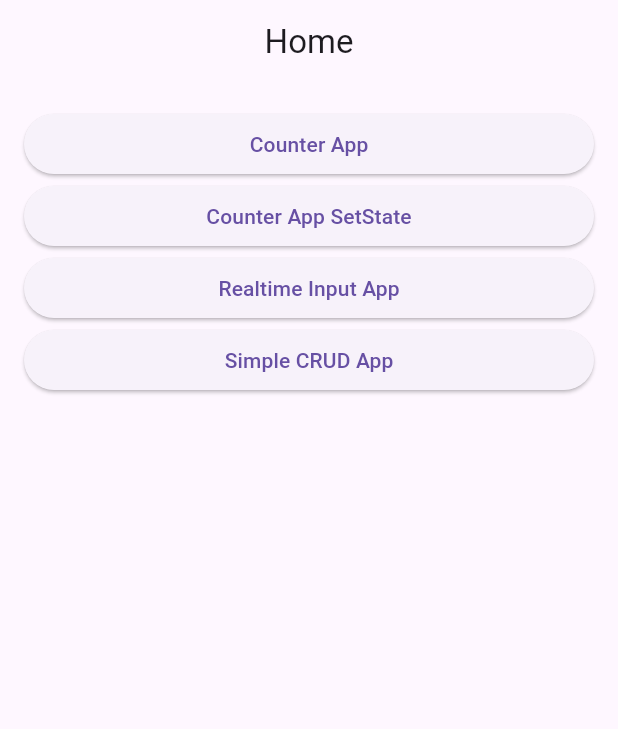
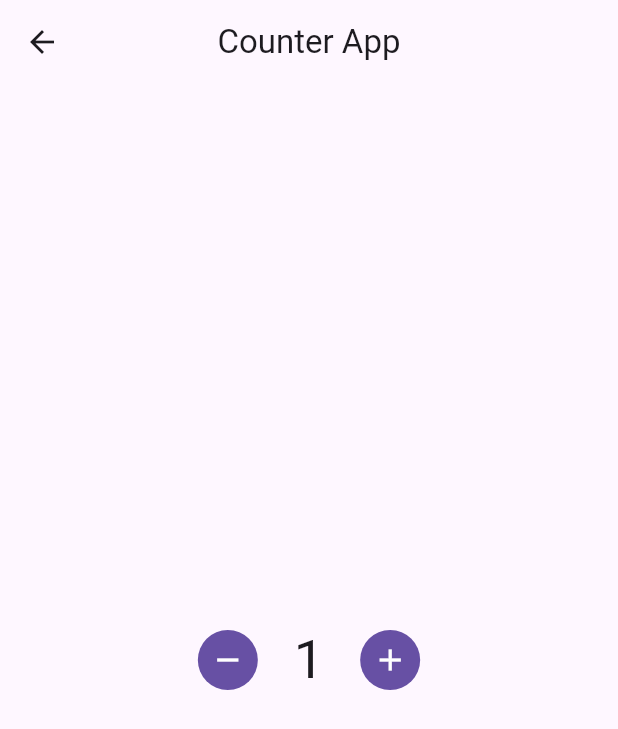
Before and after one commit to khoerodin/flutter_getx, a Flutter app: the screen it shows after launch, after a tap on "Counter App", on a phone screen of 412 x 824 dp. Shown: the top 729 px of the screen. Run offline on Flutter 3.47's test engine with Material 2 defaults, Android fonts, the phone set to English and light mode, and no system bars; our stand-ins replace get; missing offline and left inert: d_method.

Commit message:
Counter App

```diff
--- /dev/null
+++ b/lib/counter_app.dart
@@ -0,0 +1,53 @@
+import 'package:d_method/d_method.dart';
+import 'package:flutter/material.dart';
+import 'package:get/state_manager.dart';
+
+class CounterApp extends StatelessWidget {
+  const CounterApp({super.key});
+
+  @override
+  Widget build(BuildContext context) {
+    print('Halo');
+    final counter = 1.obs;
+
+    return Scaffold(
+      appBar: AppBar(
+        title: const Text('Counter App'),
+        centerTitle: true,
+      ),
+      body: Center(
+        child: Row(
+          mainAxisAlignment: MainAxisAlignment.center,
+          children: [
+            IconButton.filled(
+              onPressed: () {
+                counter.value -= 1;
+                print(counter);
+              },
+              icon: const Icon(
+                Icons.remove,
+              ),
+            ),
+            const SizedBox(width: 20),
+            Obx(() {
+              return Text(
+                '${counter.value}',
+                style: Theme.of(context).textTheme.displaySmall,
+              );
+            }),
+            const SizedBox(width: 20),
+            IconButton.filled(
+              onPressed: () {
+                counter.value += 1;
+                print(counter);
+              },
+              icon: const Icon(
+                Icons.add,
+              ),
+            ),
+          ],
+        ),
+      ),
+    );
+  }
+}
--- a/lib/home_page.dart
+++ b/lib/home_page.dart
@@ -1,4 +1,5 @@
 import 'package:flutter/material.dart';
+import 'package:flutter_getx/counter_app.dart';
 
 class HomePage extends StatelessWidget {
   const HomePage({super.key});
@@ -14,7 +15,14 @@ class HomePage extends StatelessWidget {
         padding: const EdgeInsets.all(16),
         children: [
           ElevatedButton(
-            onPressed: () {},
+            onPressed: () {
+              Navigator.push(
+                context,
+                MaterialPageRoute(
+                  builder: (context) => const CounterApp(),
+                ),
+              );
+            },
             child: const Text('Counter App'),
           ),
           ElevatedButton(
```
